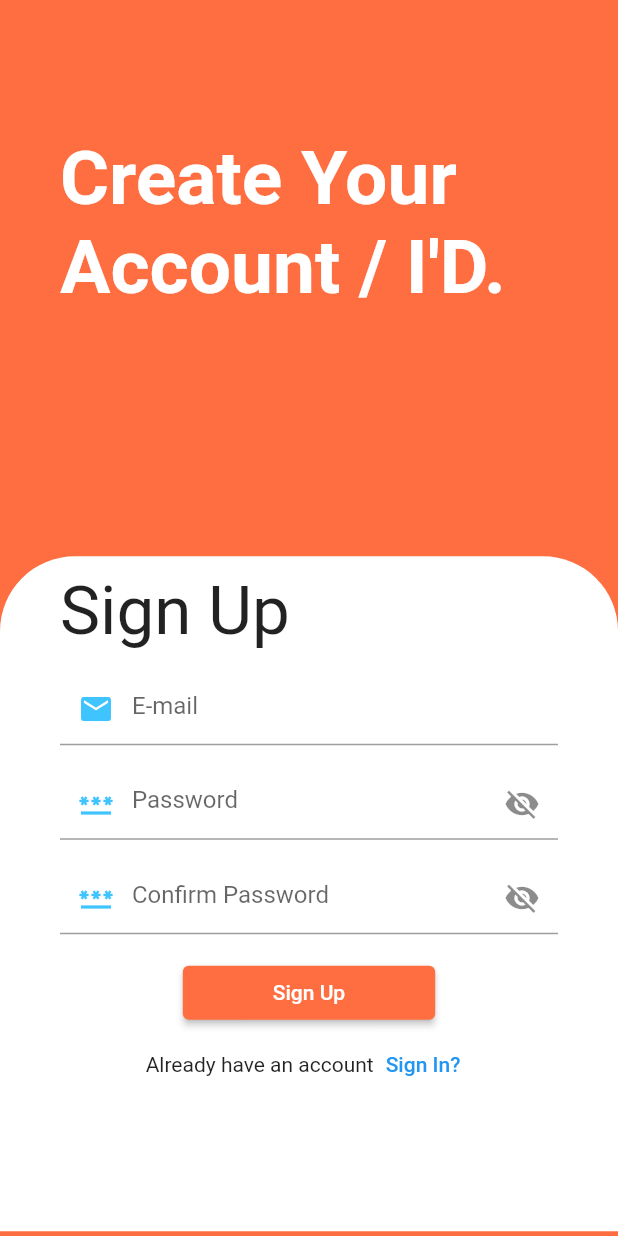
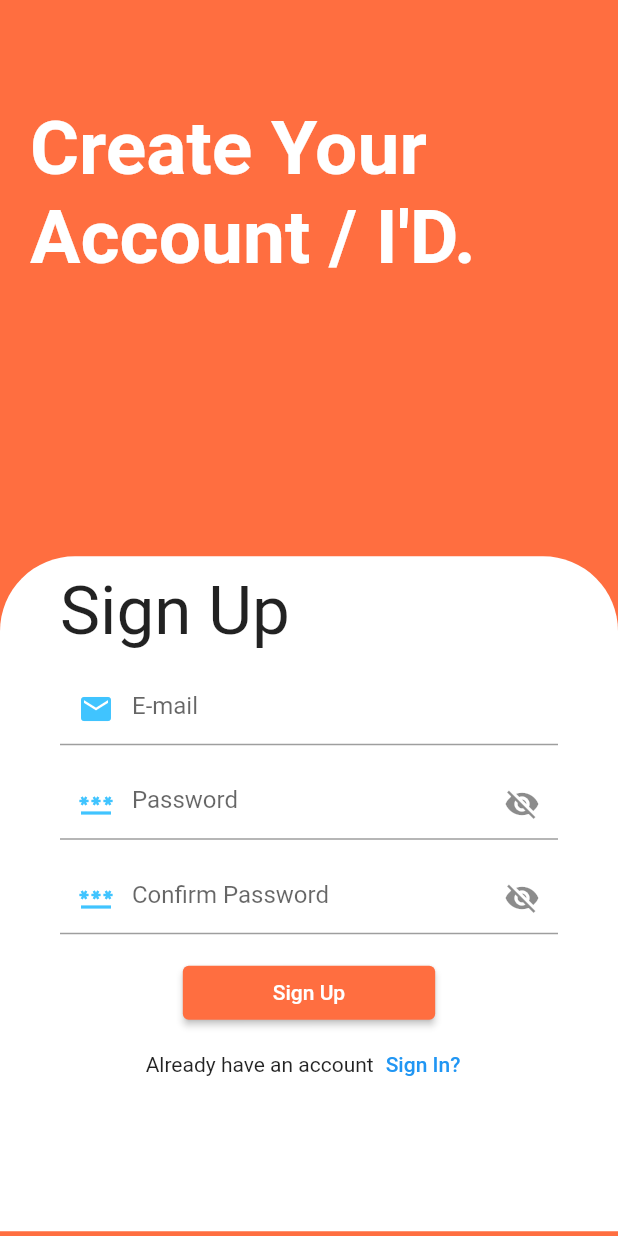
Before and after one commit to JayeshParab970/Login_page, a Flutter app: the SignUpPage screen opened directly, on a phone screen of 412 x 824 dp. Run offline on Flutter 3.47's test engine with Material 2 defaults, Android fonts, the phone set to English and light mode, and no system bars.

```diff
--- a/lib/signIn.dart
+++ b/lib/signIn.dart
@@ -19,7 +19,7 @@ class _SignUpPageState extends State<SignUpPage> {
         body:Stack(
           children: [
             Padding(
-              padding: const EdgeInsets.only(top: 90,left: 40),
+              padding: const EdgeInsets.only(top: 70,left: 20),
               child: Text("Create Your \nAccount / I'D.",style: TextStyle(color: Colors.white,fontSize: 50,fontWeight: FontWeight.bold),),
             ),
 
```
